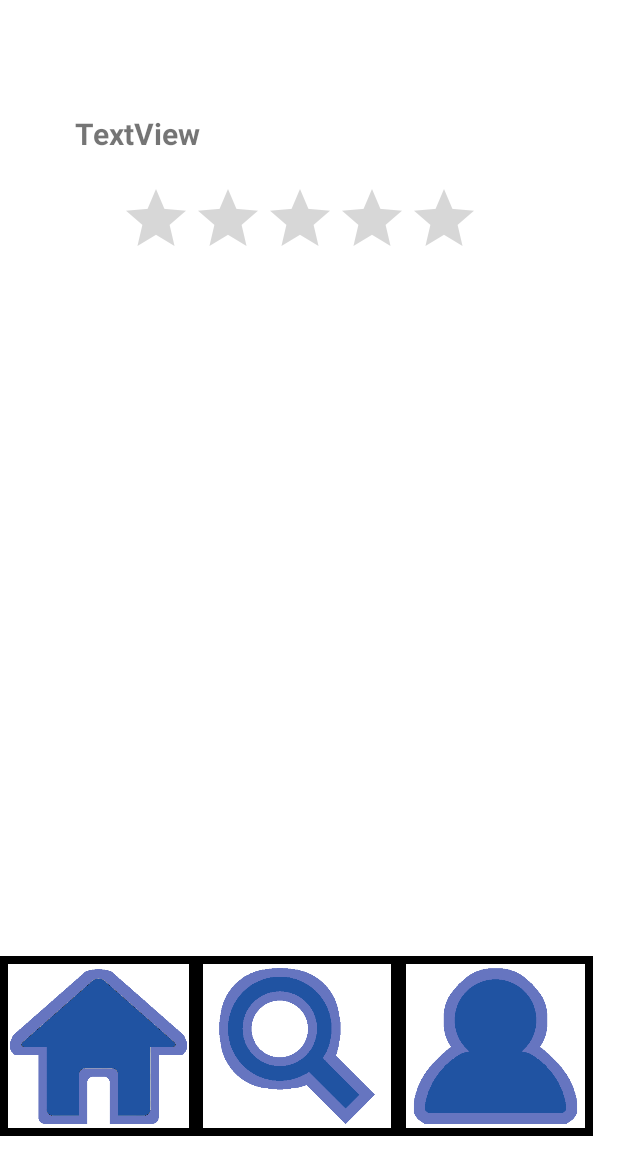
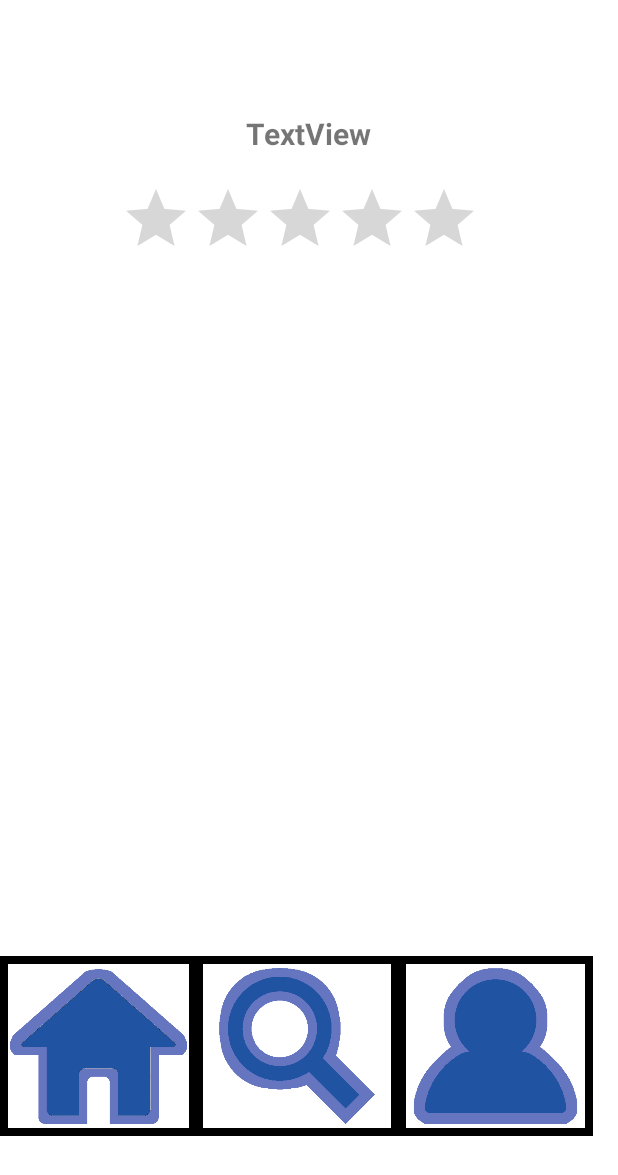
Before and after one commit to skapur12/comida-0316, an Android app: the layout activity_home_page.xml on its own in the app's theme, with its tools: preview values and no code run, on a phone screen of 412 x 824 dp. Shown: the top 1175 px of the screen. Run offline under Robolectric (Android 15) with nearby library versions, the phone set to English and light mode, and no system bars.

Commit message:
Centered title text on two screens

```diff
--- a/app/src/main/res/layout/activity_home_page.xml
+++ b/app/src/main/res/layout/activity_home_page.xml
@@ -62,7 +62,7 @@
         android:id="@+id/collegeChoice"
         android:layout_width="wrap_content"
         android:layout_height="wrap_content"
-        android:layout_marginStart="50dp"
+        android:layout_gravity="center"
         android:layout_marginTop="-682dp"
         android:text="TextView"
         android:textSize="20sp"
--- a/app/src/main/res/layout/activity_search_results.xml
+++ b/app/src/main/res/layout/activity_search_results.xml
@@ -12,8 +12,8 @@
         android:id="@+id/collegeTitle"
         android:layout_width="wrap_content"
         android:layout_height="wrap_content"
-        android:layout_marginStart="80dp"
         android:layout_marginTop="100dp"
+        android:layout_gravity="center"
         android:text="Name of College"
         android:textSize="20sp"
         android:textStyle="bold"
```
